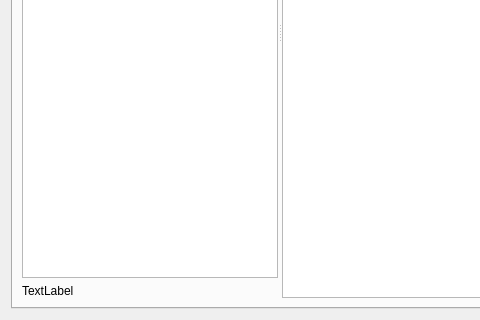
First picture: the form in src/platform/qt/tmc/EntityView.ui, repository octorock/mgba, before the edit; both pictures show x 0 to 480 and y 280 to 600 of the 709 by 600 pixel window.
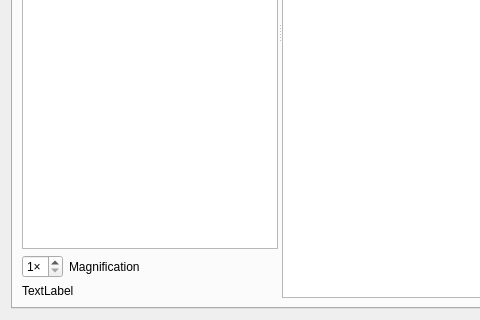
Second picture: the form after the edit. The open tabs and pages were chosen to show the change.

```diff
--- a/src/platform/qt/tmc/EntityView.ui
+++ b/src/platform/qt/tmc/EntityView.ui
@@ -39,13 +39,43 @@
           <bool>false</bool>
          </property>
          <widget class="QWidget" name="layoutWidget">
-          <layout class="QVBoxLayout" name="verticalLayout_3" stretch="1,0">
+          <layout class="QVBoxLayout" name="verticalLayout_3" stretch="1,0,0">
            <property name="sizeConstraint">
             <enum>QLayout::SetDefaultConstraint</enum>
            </property>
            <item>
             <widget class="QTreeView" name="treeViewEntities"/>
            </item>
+           <item>
+            <layout class="QHBoxLayout" name="horizontalLayout_5">
+             <item>
+              <widget class="QSpinBox" name="spinBoxMagnification">
+               <property name="sizePolicy">
+                <sizepolicy hsizetype="Fixed" vsizetype="Fixed">
+                 <horstretch>0</horstretch>
+                 <verstretch>0</verstretch>
+                </sizepolicy>
+               </property>
+               <property name="suffix">
+                <string>×</string>
+               </property>
+               <property name="minimum">
+                <number>1</number>
+               </property>
+               <property name="maximum">
+                <number>8</number>
+               </property>
+              </widget>
+             </item>
+             <item>
+              <widget class="QLabel" name="label_3">
+               <property name="text">
+                <string>Magnification</string>
+               </property>
+              </widget>
+             </item>
+            </layout>
+           </item>
            <item>
             <widget class="QLabel" name="labelGameView">
              <property name="text">
```
Left out of the diff: 2 changed lines with no effect on the pictures.
